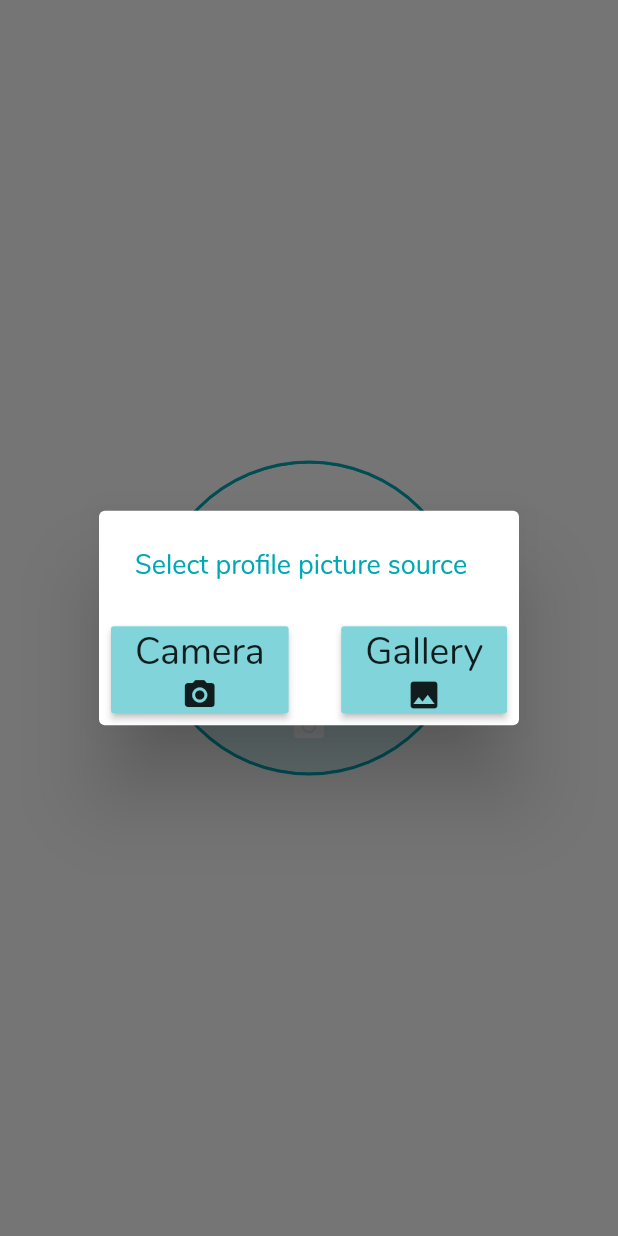
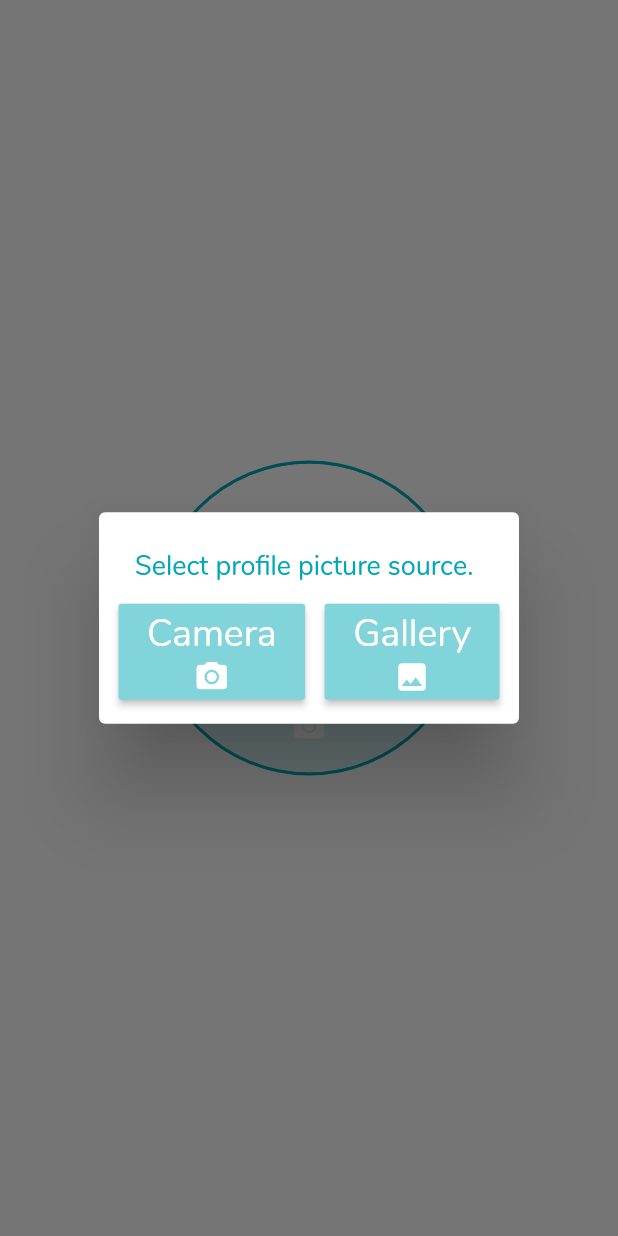
Before and after one commit to softeng-feup/open-cx-heapsdontlie, a Flutter app: the ImageUpload widget shown alone on an empty page, opened directly, after a tap on the "camera alt" icon, on a phone screen of 412 x 824 dp. Run offline on Flutter 3.47's test engine with Material 2 defaults, Android fonts, the phone set to English and light mode, and no system bars; our stand-ins replace flutter_blue, flutter_redux, flutter_svg, image_picker, logger, redux and 2 more; network calls fail.

Commit message:
Image selection for profile creation (fixed dialog)

```diff
--- a/communio/lib/view/Widgets/image_picker_button.dart
+++ b/communio/lib/view/Widgets/image_picker_button.dart
@@ -21,41 +21,20 @@ class _ImagePickerButtonState extends State<ImagePickerButton> {
   takePic() async {
     final source = await showDialog<ImageSource>(
       context: context,
-        builder: (context) => AlertDialog(
-              title: Text("Select profile picture source",
+      builder: (context) => SimpleDialog(
+        title: Text("Select profile picture source.",
             style: Theme.of(context).textTheme.body2),
-              actions: <Widget>[
+        children: <Widget>[
           Row(
               crossAxisAlignment: CrossAxisAlignment.center,
-                    mainAxisAlignment: MainAxisAlignment.spaceBetween,
+              mainAxisAlignment: MainAxisAlignment.spaceEvenly,
               children: <Widget>[
-                      MaterialButton(
-                        color: Theme.of(context).colorScheme.primaryVariant,
-                        child: Column(
-                          crossAxisAlignment: CrossAxisAlignment.center,
-                          children: <Widget>[
-                            Text('Camera'),
-                            Icon(Icons.camera_alt),
+                buildButton(cameraText(), ImageSource.camera),
+                buildButton(galleryText(), ImageSource.gallery),
+              ]),
         ],
       ),
-                        onPressed: () =>
-                            Navigator.pop(context, ImageSource.camera),
-                      ),
-                      MaterialButton(
-                        color: Theme.of(context).colorScheme.primaryVariant,
-                        child: Column(
-                          crossAxisAlignment: CrossAxisAlignment.center,
-                          children: <Widget>[
-                            Text('Gallery'),
-                            Icon(Icons.photo),
-                          ],
-                        ),
-                        onPressed: () =>
-                            Navigator.pop(context, ImageSource.gallery),
-                      )
-                    ]),
-              ],
-            ));
+    );
 
     onPressed(source);
   }
@@ -76,4 +55,41 @@ class _ImagePickerButtonState extends State<ImagePickerButton> {
           ),
         ));
   }
+
+  Widget cameraText() {
+    return Column(
+      crossAxisAlignment: CrossAxisAlignment.center,
+      children: <Widget>[
+        Text(
+          'Camera',
+          style: Theme.of(context).textTheme.button,
+        ),
+        Icon(Icons.camera_alt, color: Theme.of(context).canvasColor),
+      ],
+    );
   }
+
+  Widget galleryText() {
+    return Column(
+      crossAxisAlignment: CrossAxisAlignment.center,
+      children: <Widget>[
+        Text(
+          'Gallery',
+          style: Theme.of(context).textTheme.button,
+        ),
+        Icon(Icons.photo, color: Theme.of(context).canvasColor),
+      ],
+    );
+  }
+
+  buildButton(Widget child, ImageSource ret) {
+    return  MaterialButton(
+          color: Theme.of(context).colorScheme.primaryVariant,
+          child: Padding(
+            padding: EdgeInsets.all(3.0),
+            child: child,
+          ),
+          onPressed: () => Navigator.pop(context, ret),
+        );
+  }
+}
--- a/communio/lib/view/Widgets/image_upload.dart
+++ b/communio/lib/view/Widgets/image_upload.dart
@@ -55,20 +55,21 @@ class _ImageUploadState extends State<ImageUpload> {
                                   height: radius * 2,
                                   fit: BoxFit.cover,
                                 )
-                              : Padding(
-                                  padding:
-                                      EdgeInsets.only(bottom: radius * 0.5),
-                                  child: Icon(
-                                    Icons.person,
-                                    size: radius,
-                                    color: Theme.of(context)
-                                        .colorScheme
-                                        .secondaryVariant,
-                                  ))),
+                              : defaultPicture(radius)),
                       Align(
                         alignment: Alignment.bottomCenter,
                         child: ImagePickerButton(picker, radius),
                       )
                     ])))));
   }
+
+  Widget defaultPicture(radius) {
+    return Padding(
+        padding: EdgeInsets.only(bottom: radius * 0.5),
+        child: Icon(
+          Icons.person,
+          size: radius,
+          color: Theme.of(context).colorScheme.secondaryVariant,
+        ));
+  }
 }
```
Lines whose indentation alone changed are shown as unchanged.
